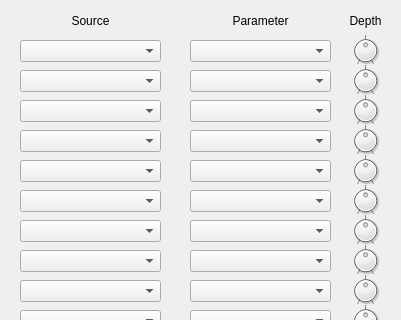
The window that src/View/ControlMatrixScene.ui (thefinalcutbg/QAN1xEditor) describes before a commit, drawn with Qt 5; both pictures show x 0 to 401 and y 0 to 320 of the 401 by 531 pixel window.
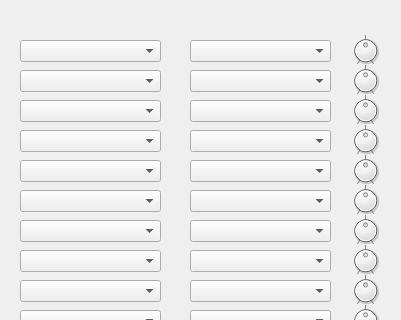
The same window after the commit. Custom widgets are drawn as their Qt base class.

Patch:
```diff
--- a/src/View/ControlMatrixScene.ui
+++ b/src/View/ControlMatrixScene.ui
@@ -19,22 +19,6 @@
   <property name="windowTitle">
    <string>ControlMatrixScene</string>
   </property>
-  <widget class="QLabel" name="label_54">
-   <property name="geometry">
-    <rect>
-     <x>340</x>
-     <y>10</y>
-     <width>51</width>
-     <height>21</height>
-    </rect>
-   </property>
-   <property name="text">
-    <string>Depth</string>
-   </property>
-   <property name="alignment">
-    <set>Qt::AlignCenter</set>
-   </property>
-  </widget>
   <widget class="ComboPicker" name="param_1">
    <property name="geometry">
     <rect>
@@ -48,22 +32,6 @@
     <number>-1</number>
    </property>
   </widget>
-  <widget class="QLabel" name="label_53">
-   <property name="geometry">
-    <rect>
-     <x>190</x>
-     <y>10</y>
-     <width>141</width>
-     <height>21</height>
-    </rect>
-   </property>
-   <property name="text">
-    <string>Parameter</string>
-   </property>
-   <property name="alignment">
-    <set>Qt::AlignCenter</set>
-   </property>
-  </widget>
   <widget class="ComboPicker" name="source_1">
    <property name="geometry">
     <rect>
@@ -123,22 +91,6 @@
     <bool>true</bool>
    </property>
   </widget>
-  <widget class="QLabel" name="label_52">
-   <property name="geometry">
-    <rect>
-     <x>20</x>
-     <y>10</y>
-     <width>141</width>
-     <height>21</height>
-    </rect>
-   </property>
-   <property name="text">
-    <string>Source</string>
-   </property>
-   <property name="alignment">
-    <set>Qt::AlignCenter</set>
-   </property>
-  </widget>
   <widget class="ComboPicker" name="source_3">
    <property name="geometry">
     <rect>
```
